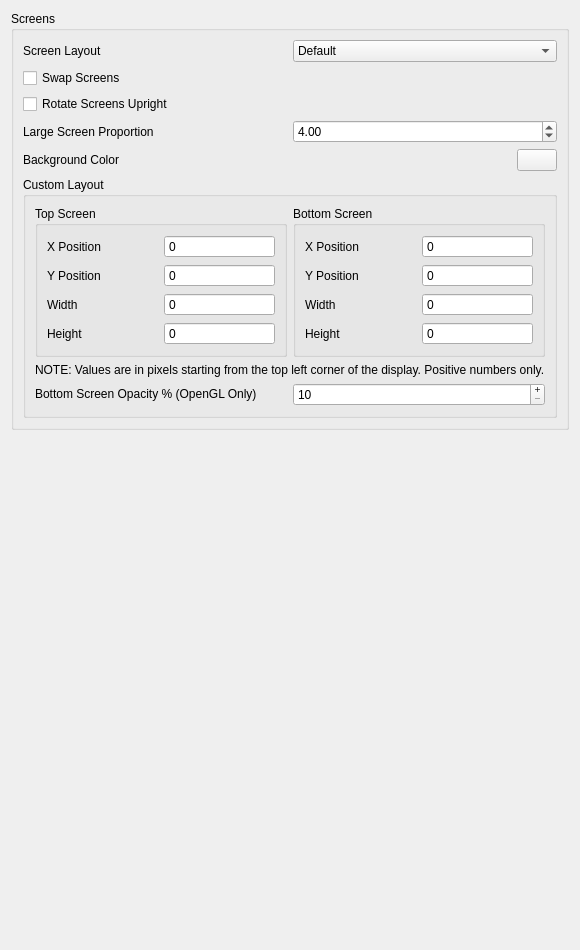
First picture: the form in src/citra_qt/configuration/configure_layout.ui, repository amwatson/CitraVR, before the edit.
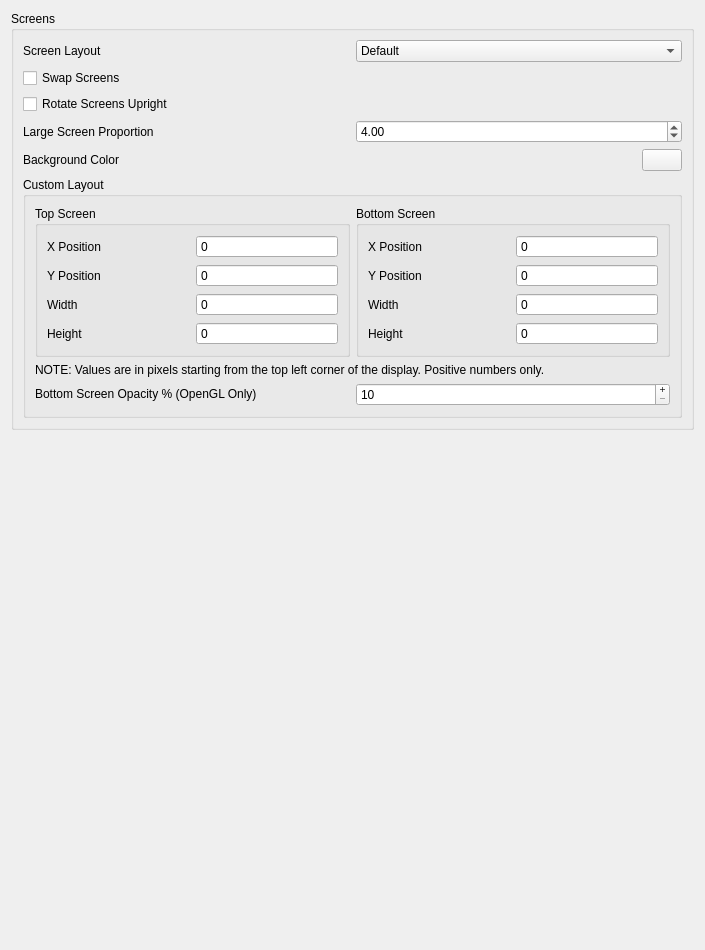
Second picture: the form after the edit.

Commit message: Removed stray text from poor conflict resolution

Patch:
```diff
--- a/src/citra_qt/configuration/configure_layout.ui
+++ b/src/citra_qt/configuration/configure_layout.ui
@@ -6,7 +6,7 @@
    <rect>
     <x>0</x>
     <y>0</y>
-    <width>440</width>
+    <width>705</width>
     <height>950</height>
    </rect>
   </property>
```
Left out of the diff: 1 changed line with no effect on the pictures.
